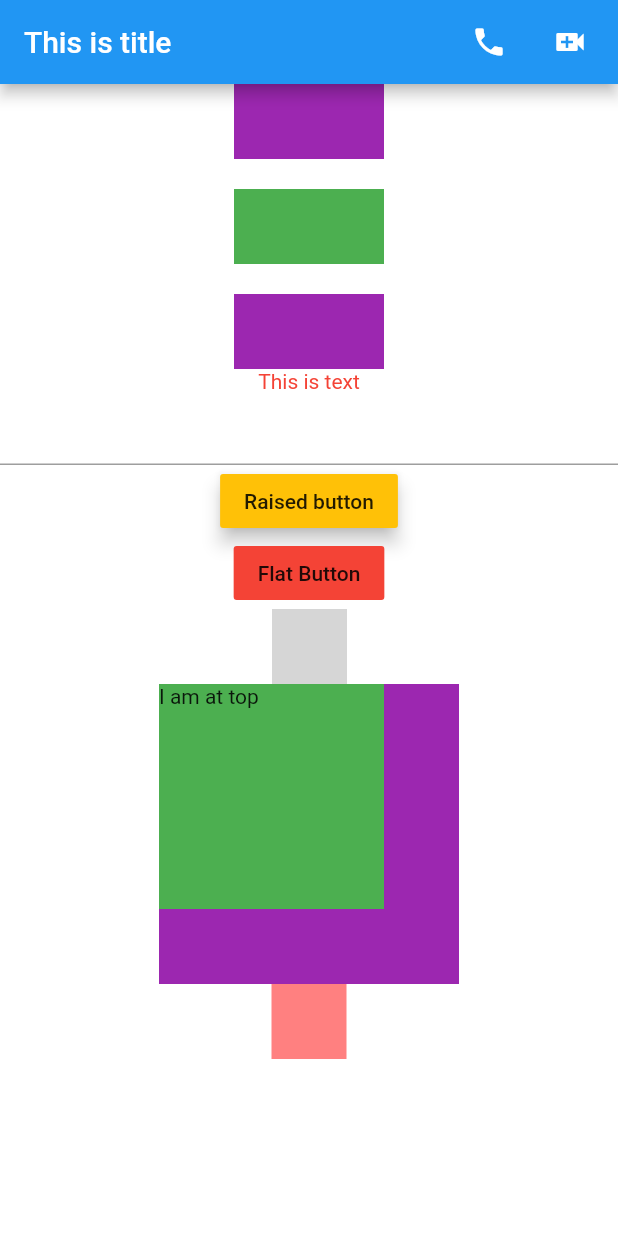
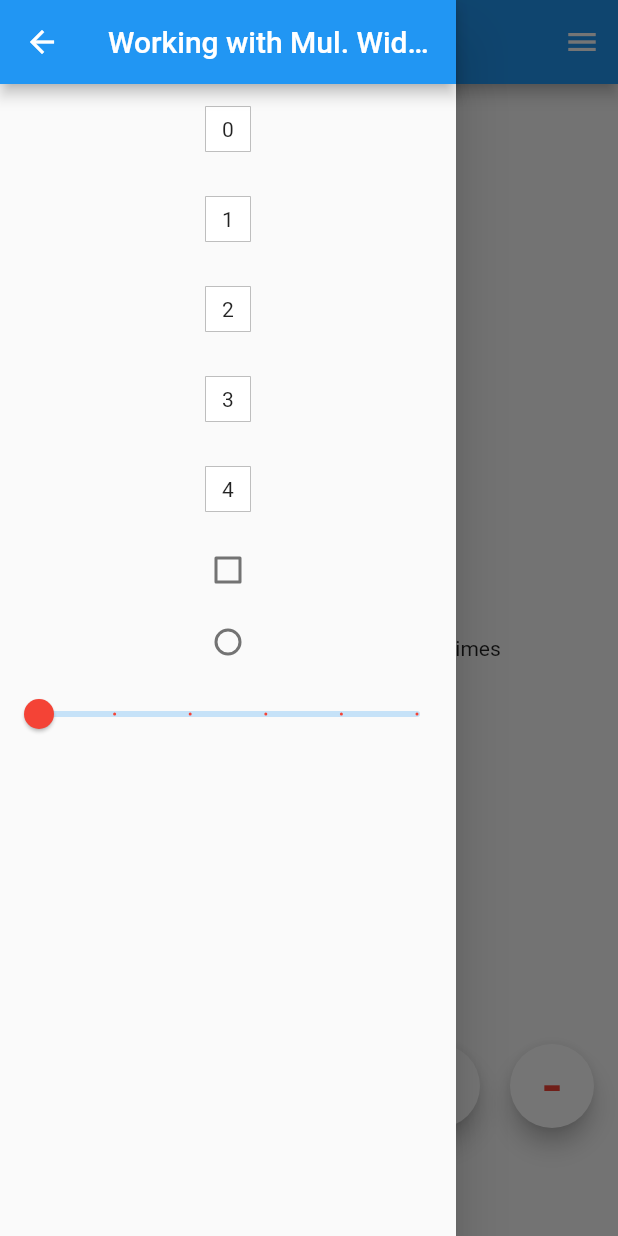
Before and after one commit to sharmashashi/GCA_DEC_JAN_FLUTTER, a Flutter app: the screen it shows after launch, with the side drawer open (before the commit the screen has no drawer), on a phone screen of 412 x 824 dp. Run offline on Flutter 3.47's test engine with Material 2 defaults, Android fonts, the phone set to English and light mode, and no system bars; grey boxes are pictures that could not be loaded.

Commit message:
stateful and stateless widget

```diff
--- a/lib/main.dart
+++ b/lib/main.dart
@@ -1,11 +1,11 @@
 import 'package:flutter/cupertino.dart';
 import 'package:flutter/material.dart';
 import 'package:flutter/widgets.dart';
-import 'package:fluttergca/screens/home.dart';
+import 'package:fluttergca/screens/mycounter.dart';
 
 void main() {
   runApp(MaterialApp(
     debugShowCheckedModeBanner: false,
-    home: HomePage(),
+    home: MyCounter(),
   ));
 }
--- a/lib/screens/home.dart
+++ b/lib/screens/home.dart
@@ -1,75 +1,76 @@
 import 'package:flutter/material.dart';
 
-class HomePage extends StatelessWidget {
+class MyStatefulWidget extends StatefulWidget {
+  @override
+  _MyStatefulWidgetState createState() => _MyStatefulWidgetState();
+}
+
+class _MyStatefulWidgetState extends State<MyStatefulWidget> {
+  String changeValue = "Initial";
+  String gesture = "no gesture provided yet";
   @override
   Widget build(BuildContext context) {
     return Scaffold(
-        backgroundColor: Colors.white,
-        appBar: AppBar(
-          actions: [
-            Icon(
-              Icons.phone,
-              color: Colors.white,
+        appBar: AppBar(),
+        body: Column(
+          children: [
+            GestureDetector(
+              onTap: () {
+                handleGesture("on tap called");
+              },
+              onLongPress: () {
+                handleGesture("on long press called");
+              },
+              onDoubleTap: () {
+                handleGesture("on double tap called");
+              },
+              child: Text("Provide gesture here"),
             ),
-            SizedBox(
-              width: 30,
+            RaisedButton(
+              onPressed: () {
+                changeValue = "Changed";
+
+                print(changeValue);
+                setState(() {});
+              },
+              child: Text("Click Me"),
             ),
-            Icon(
-              Icons.video_call,
-              color: Colors.white,
-            ),
-            SizedBox(
-              width: 20,
+            Row(
+              children: [
+                Text(
+                  "Gesture Statue: ",
+                  style: TextStyle(fontWeight: FontWeight.bold),
+                ),
+                Text(gesture)
+              ],
             )
           ],
-          title: Text("This is title"),
-        ),
+        ));
+  }
+
+  void handleGesture(String providedGesture) {
+    setState(() {
+      gesture = providedGesture;
+    });
+  }
+}
+
+class MyStatelessWidget extends StatelessWidget {
+  String changeValue = "Initial";
+  @override
+  Widget build(BuildContext context) {
+    return Scaffold(
+        appBar: AppBar(),
         body: Column(
           children: [
-            Container(height: 50, width: 100, color: Colors.purple),
-            SizedBox(
-              height: 20,
-            ),
-            Container(height: 50, width: 100, color: Colors.green),
-            SizedBox(
-              height: 20,
-            ),
-            Container(height: 50, width: 100, color: Colors.purple),
-            Text(
-              "This is text",
-              style: TextStyle(color: Colors.red),
-            ),
-            TextField(),
+            Text(changeValue),
             RaisedButton(
-              elevation: 5,
-              color: Colors.amber,
-              onPressed: () {},
-              child: Text("Raised button"),
-            ),
-            FlatButton(
-              onPressed: () {},
-              child: Text("Flat Button"),
-              color: Colors.red,
-            ),
-            Image.network(
-              "https://course.genesecloud.academy/pluginfile.php?file=%2F1%2Ftheme_alpha%2Fcustomlogotopbar%2F1606229507%2Fsmall-icon.png",
-              height: 50,
-              width: 50,
-            ),
-            Container(
-              color: Colors.transparent,
-              height: 200,
-              width: 200,
-              child: Stack(
-                children: [
-                  Container(height: 200, width: 200, color: Colors.purple),
-                  Container(height: 150, width: 150, color: Colors.green),
-                  Text("I am at top"),
-                ],
-              ),
-            ),
-            Container(
-                height: 50, width: 50, color: Color.fromRGBO(255, 0, 0, 0.5))
+              onPressed: () {
+                changeValue = "Changed";
+                print(changeValue);
+              },
+              child: Text("Click Me"),
+            )
           ],
         ));
   }
--- /dev/null
+++ b/lib/screens/multiplewidgets.dart
@@ -0,0 +1,68 @@
+import 'package:flutter/material.dart';
+
+class MultipleWidget extends StatefulWidget {
+  @override
+  _MultipleWidgetState createState() => _MultipleWidgetState();
+}
+
+class _MultipleWidgetState extends State<MultipleWidget> {
+  bool checkBoxValue = false;
+  bool radioValue = true;
+  double sliderValue = 0;
+  @override
+  Widget build(BuildContext context) {
+    return Scaffold(
+      appBar: AppBar(
+        leading: Icon(Icons.arrow_back),
+        centerTitle: true,
+        title: Text("Working with Mul. Widget"),
+      ),
+      body: Column(
+        children: [
+          Column(
+            children: [
+              for (int i = 0; i < 5; i++) _eachButtonBuilder(i.toString())
+            ],
+          ),
+          Checkbox(
+            value: checkBoxValue,
+            onChanged: (value) {
+              checkBoxValue = value;
+              setState(() {});
+            },
+          ),
+          Radio(
+              value: checkBoxValue,
+              groupValue: true,
+              onChanged: (value) {
+                // setState(() {
+                //   radioValue = value;
+                // });
+              }),
+          Slider(
+            activeColor: Colors.red,
+            divisions: 5,
+            max: 10,
+            onChanged: (value) {
+              setState(() {
+                sliderValue = value;
+              });
+            },
+            value: sliderValue,
+          )
+        ],
+      ),
+    );
+  }
+
+  Widget _eachButtonBuilder(String buttonText) {
+    return Container(
+      alignment: Alignment.center,
+      margin: EdgeInsets.all(15),
+      height: 30,
+      width: 30,
+      decoration: BoxDecoration(color: Colors.white, boxShadow: [BoxShadow()]),
+      child: Text(buttonText),
+    );
+  }
+}
--- /dev/null
+++ b/lib/screens/mycounter.dart
@@ -0,0 +1,103 @@
+import 'package:flutter/material.dart';
+import 'package:fluttergca/screens/multiplewidgets.dart';
+
+class MyCounter extends StatefulWidget {
+  @override
+  _MyCounterState createState() => _MyCounterState();
+}
+
+class _MyCounterState extends State<MyCounter> {
+  int _counterValue = 0;
+
+  @override
+  Widget build(BuildContext context) {
+    return Scaffold(
+      floatingActionButton: _actionButtons(),
+      appBar: _appBar(),
+      body: _body(),
+      endDrawer: _drawer(),
+      bottomSheet: Container(
+        height: 100,
+        width: 200,
+        color: Colors.blue,
+      ),
+      drawer: _drawer(),
+    );
+  }
+
+  Widget _drawer() {
+    return Drawer(
+      child: MultipleWidget(),
+    );
+  }
+
+  Widget _body() {
+    return Center(
+        child: Ink(
+      color: Colors.transparent,
+      child: Column(
+        mainAxisSize: MainAxisSize.min,
+        children: [
+          Text('You have pressed button this many times'),
+          Text('$_counterValue')
+        ],
+      ),
+    ));
+  }
+
+  Widget _appBar() {
+    return AppBar(
+      centerTitle: true,
+      title: Text("Counter"),
+    );
+  }
+
+  Widget _actionButtons() {
+    return Ink(
+      color: Colors.transparent,
+      child: Row(
+        mainAxisAlignment: MainAxisAlignment.end,
+        children: [
+          _button(() {
+            _increment();
+          },
+              Icon(
+                Icons.add,
+                size: 30,
+                color: Colors.green,
+              )),
+          SizedBox(
+            width: 20,
+          ),
+          _button(() {
+            _decrement();
+          },
+              Text(
+                "-",
+                style: TextStyle(color: Colors.red, fontSize: 40),
+              ))
+        ],
+      ),
+    );
+  }
+
+  Widget _button(Function onPressed, Widget child) {
+    return FloatingActionButton(
+      onPressed: onPressed,
+      child: child,
+      backgroundColor: Colors.white,
+    );
+  }
+
+  _increment() {
+    setState(() {
+      _counterValue++;
+    });
+  }
+
+  _decrement() {
+    setState(() {
+      _counterValue--;
+    });
+  }
+}
```
